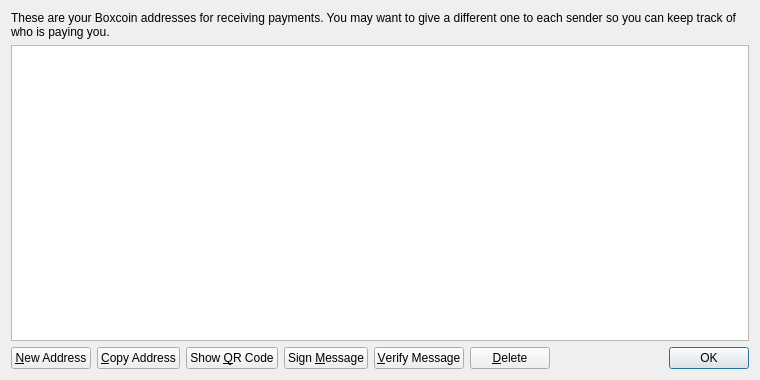
Before: the Qt Designer form src/qt/forms/addressbookpage.ui in cheetahcoind/cheetahcoin, drawn with Qt 5.
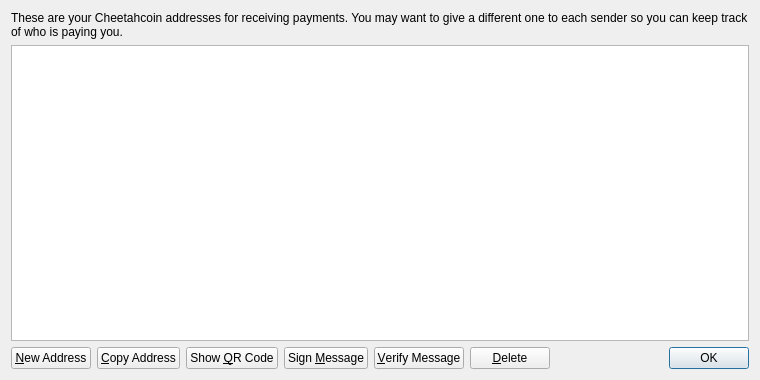
After: the same form once the commit is applied. Icons and pictures are not drawn.

Patch:
```diff
--- a/src/qt/forms/addressbookpage.ui
+++ b/src/qt/forms/addressbookpage.ui
@@ -17,7 +17,7 @@
    <item>
     <widget class="QLabel" name="labelExplanation">
      <property name="text">
-      <string>These are your Boxcoin addresses for receiving payments. You may want to give a different one to each sender so you can keep track of who is paying you.</string>
+      <string>These are your Cheetahcoin addresses for receiving payments. You may want to give a different one to each sender so you can keep track of who is paying you.</string>
      </property>
      <property name="textFormat">
       <enum>Qt::PlainText</enum>
```
Left out of the diff: 4 changed lines with no effect on the pictures.
